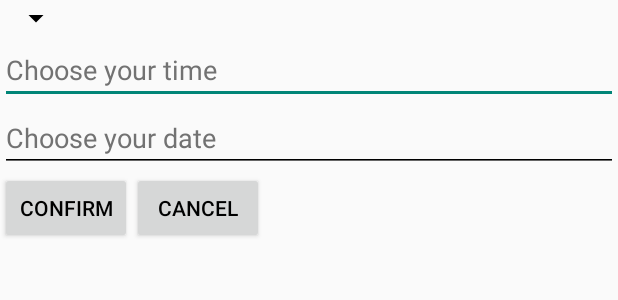
After one commit to maheshuk31/Project-Run, an Android app: the layout activity_meeting.xml on its own in the app's theme, with its tools: preview values and no code run, on a phone screen of 412 x 824 dp. The commit adds this screen. Shown: the top 300 px of the screen. Run offline under Robolectric (Android 15) with nearby library versions, the phone set to English and light mode, and no system bars.

Commit message:
Changed chat split string to ,-, and merged meeting activity

```diff
--- /dev/null
+++ b/app/src/main/res/layout/activity_meeting.xml
@@ -0,0 +1,61 @@
+<?xml version="1.0" encoding="utf-8"?>
+<RelativeLayout xmlns:android="http://schemas.android.com/apk/res/android"
+    xmlns:app="http://schemas.android.com/apk/res-auto"
+    xmlns:tools="http://schemas.android.com/tools"
+    android:layout_width="match_parent"
+    android:layout_height="match_parent"
+    app:layout_behavior="@string/appbar_scrolling_view_behavior"
+    tools:context="com.example.lee.projectrun.ScheduleMeetingActivity"
+    tools:showIn="@layout/activity_meeting">
+
+    <LinearLayout
+        android:id="@+id/scheduleLin1"
+        android:layout_width="match_parent"
+        android:layout_height="match_parent"
+        android:orientation="vertical">
+
+
+        <Spinner
+            android:id="@+id/spinnerCampuses"
+            android:layout_width="wrap_content"
+            android:layout_height="wrap_content" />
+
+        <EditText
+            android:id="@+id/txtSetTime"
+            android:layout_width="match_parent"
+            android:layout_height="wrap_content"
+            android:ems="10"
+            android:inputType="time"
+            android:hint="Choose your time"/>
+
+        <EditText
+            android:id="@+id/txtSetDate"
+            android:layout_width="match_parent"
+            android:layout_height="wrap_content"
+            android:ems="10"
+            android:inputType="date"
+            android:hint="Choose your date"/>
+
+        <LinearLayout
+            android:id="@+id/scheduleLin2"
+            android:layout_width="match_parent"
+            android:layout_height="match_parent"
+            android:orientation="horizontal"
+            >
+
+            <Button
+                android:id="@+id/btnSchConfirm"
+                android:layout_width="wrap_content"
+                android:layout_height="wrap_content"
+                android:text="Confirm" />
+
+            <Button
+                android:id="@+id/btnSchCancel"
+                android:layout_width="wrap_content"
+                android:layout_height="wrap_content"
+                android:text="Cancel" />
+        </LinearLayout>
+
+
+    </LinearLayout>
+</RelativeLayout>
--- a/app/src/main/res/layout/activity_profile_other.xml
+++ b/app/src/main/res/layout/activity_profile_other.xml
@@ -129,9 +129,9 @@
                         android:layout_width="wrap_content"
                         android:layout_height="0dp"
                         android:id="@+id/imageView9"
-                        android:src="@drawable/ic_person_pin_black_24dp"
+                        android:src="@drawable/ic_today_black_24dp"
                         android:layout_weight="3"
-                        android:onClick="onClickLocateContact"/>
+                        android:onClick="onClickMeeting"/>
 
                 </LinearLayout>
 
```
Also changed, not shown: app/src/main/java/com/voyd/kclexchange/ChatActivity.java (+6 -6 lines), app/src/main/java/com/voyd/kclexchange/Config.java (+11 -1 lines), app/src/main/java/com/voyd/kclexchange/MeetingActivity.java (added, +177 -0 lines), app/src/main/java/com/voyd/kclexchange/ProfileOtherActivity.java (+5 -2 lines), app/src/main/res/drawable/ic_person_pin_black_24dp.png (deleted), app/src/main/res/drawable/ic_today_black_24dp.png (added).
